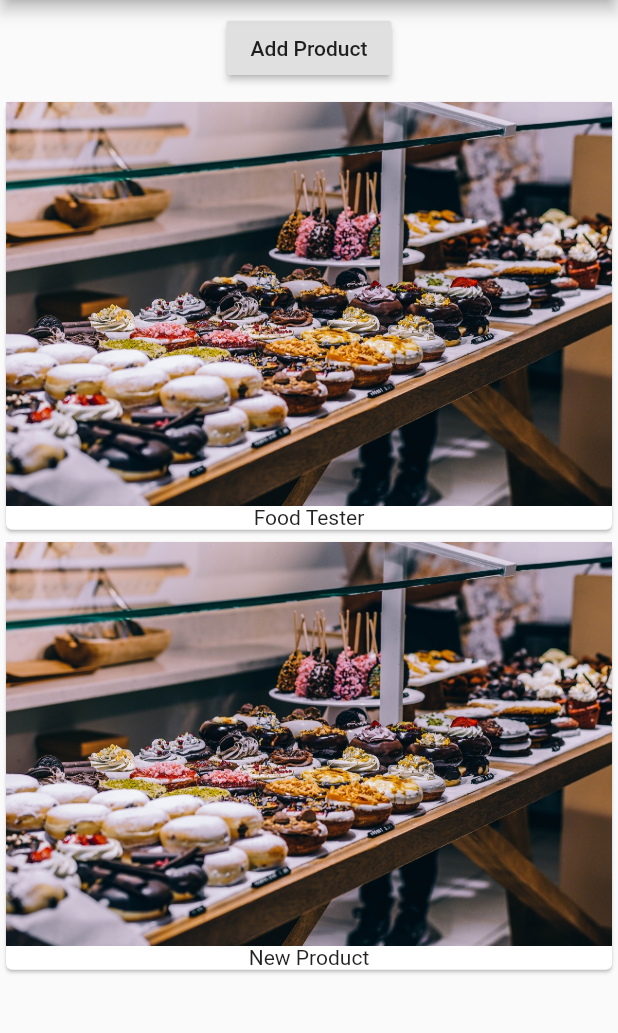
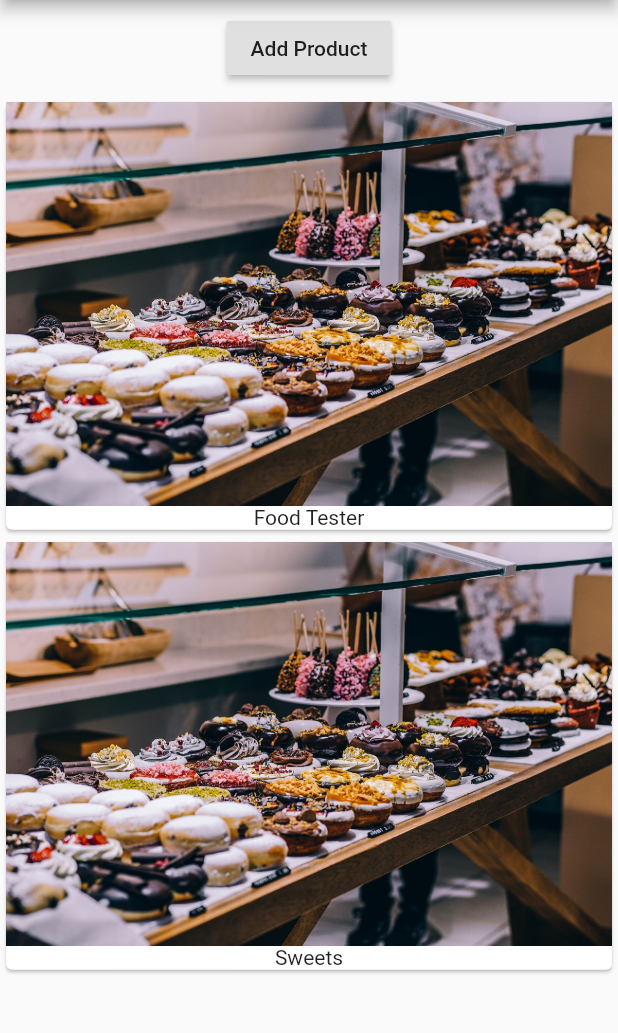
Before and after one commit to andres-gr/udemy-flutter-course-2019, a Flutter app: the screen it shows after launch, after a tap on "Add Product", on a phone screen of 412 x 824 dp, the part 84-1117 px from its top. Run offline on Flutter 3.47's test engine with Material 2 defaults, Android fonts, the phone set to English and light mode, and no system bars.

Commit message:
video 41 done

```diff
--- a/lib/main.dart
+++ b/lib/main.dart
@@ -1,5 +1,6 @@
 import 'package:flutter/material.dart';
-import 'package:udemy_tutorial/productManager.dart';
+
+import 'package:udemy_tutorial/product_manager.dart';
 
 void main() => runApp(MyApp());
 
@@ -11,25 +12,25 @@ class MyApp extends StatelessWidget {
   @override
   Widget build(BuildContext context) {
     return MaterialApp(
-      key: Key('MAPP'),
+      key: const Key('MAPP'),
       theme: ThemeData(
         brightness: Brightness.light,
         primarySwatch: Colors.deepOrange,
         accentColor: Colors.deepPurple,
       ),
       home: Scaffold(
-        key: Key('MAPP_SCAFFOLD'),
+        key: const Key('MAPP_SCAFFOLD'),
         appBar: AppBar(
-          key: Key('MAPP_APPBAR'),
-          title: Text('EasyList'),
+          key: const Key('MAPP_APPBAR'),
+          title: const Text('EasyList'),
         ),
         body: Center(
-          key: Key('MAPP_BODY_CENTER'),
+          key: const Key('MAPP_BODY_CENTER'),
           child: Column(
-            key: Key('MAPP_BODY_COLUMN'),
+            key: const Key('MAPP_BODY_COLUMN'),
             children: <Widget>[
               ProductManager(
-                key: Key('PRODUCT_MANAGER'),
+                key: const Key('PRODUCT_MANAGER'),
                 initialProduct: 'Food Tester',
               )
             ],
--- /dev/null
+++ b/lib/product_control.dart
@@ -0,0 +1,19 @@
+import 'package:flutter/material.dart';
+
+class ProductControl extends StatelessWidget {
+  const ProductControl({
+    Key key,
+    @required this.handlePress,
+  }) : super(key: key);
+
+  final Function handlePress;
+
+  @override
+  Widget build(BuildContext context) {
+    return RaisedButton(
+      key: const Key('PRODUCT_MANAGER_BUTTON'),
+      onPressed: () => handlePress('Sweets'),
+      child: const Text('Add Product'),
+    );
+  }
+}
--- a/lib/productManager.dart
+++ b/lib/product_manager.dart
@@ -1,4 +1,6 @@
 import 'package:flutter/material.dart';
+
+import 'package:udemy_tutorial/product_control.dart';
 import 'package:udemy_tutorial/products.dart';
 
 class ProductManager extends StatefulWidget {
@@ -15,7 +17,7 @@ class ProductManager extends StatefulWidget {
 }
 
 class _ProductManagerState extends State<ProductManager> {
-  List<String> _products = [];
+  final List<String> _products = [];
 
   @override
   void initState() {
@@ -25,14 +27,14 @@ class _ProductManagerState extends State<ProductManager> {
   }
 
   @override
-  void didUpdateWidget (ProductManager oldWidget) {
+  void didUpdateWidget(ProductManager oldWidget) {
     super.didUpdateWidget(oldWidget);
     print('ProductManager updated');
   }
 
-  void _handlePress() {
+  void _handlePress(String product) {
     setState(() {
-      _products.add('New Product');
+      _products.add(product);
     });
   }
 
@@ -40,19 +42,18 @@ class _ProductManagerState extends State<ProductManager> {
   Widget build(BuildContext context) {
     print('ProductManager build');
     return Column(
-      key: Key('PRODUCT_MANAGER_COLUMN'),
+      key: const Key('PRODUCT_MANAGER_COLUMN'),
       children: <Widget>[
         Container(
-          key: Key('PRODUCT_MANAGER_BUTTON_CONTAINER'),
+          key: const Key('PRODUCT_MANAGER_BUTTON_CONTAINER'),
           margin: EdgeInsets.all(8.0),
-          child: RaisedButton(
-            key: Key('PRODUCT_MANAGER_BUTTON'),
-            onPressed: _handlePress,
-            child: Text('Add Product'),
+          child: ProductControl(
+            key: const Key('PRODUCT_CONTROL'),
+            handlePress: _handlePress,
           ),
         ),
         Products(
-          key: Key('PRODUCTS'),
+          key: const Key('PRODUCTS'),
           products: _products,
         ),
       ],
--- a/lib/products.dart
+++ b/lib/products.dart
@@ -12,7 +12,7 @@ class Products extends StatelessWidget {
 
   Card buildCard(String product) => Card(
         child: Column(
-          key: Key('BUILDCARD_COLUMN'),
+          key: const Key('BUILDCARD_COLUMN'),
           children: <Widget>[
             Image.asset('assets/food.jpg'),
             Text(product),
@@ -24,7 +24,7 @@ class Products extends StatelessWidget {
   Widget build(BuildContext context) {
     print('Products build');
     return Column(
-      key: Key('PRODUCTS_BUILD_COLUMN'),
+      key: const Key('PRODUCTS_BUILD_COLUMN'),
       children: products.map((String product) => buildCard(product)).toList(),
     );
   }
```
